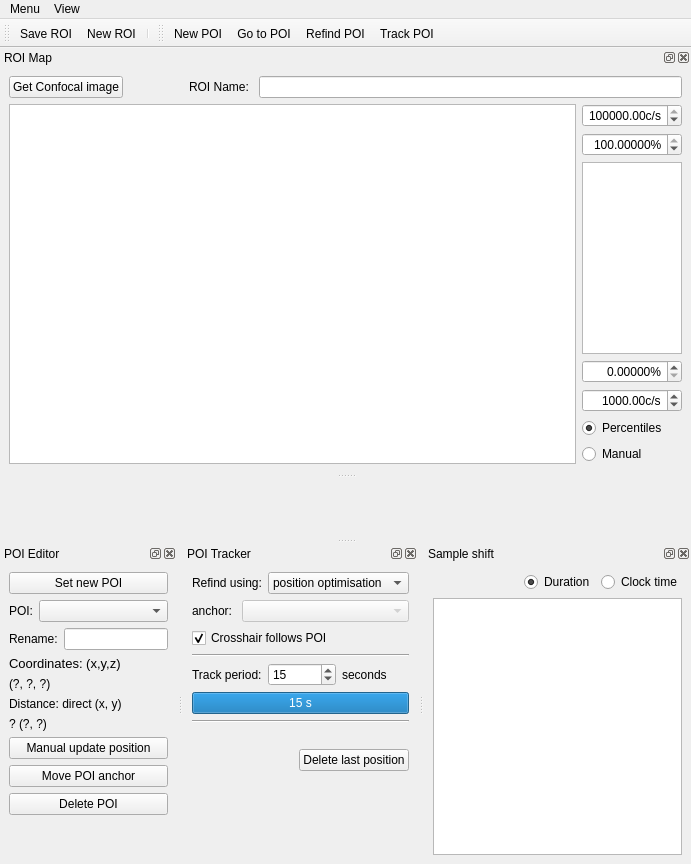
Old version of the form gui/poimanager/ui_poimangui.ui in the repository Ulm-IQO/qudi.
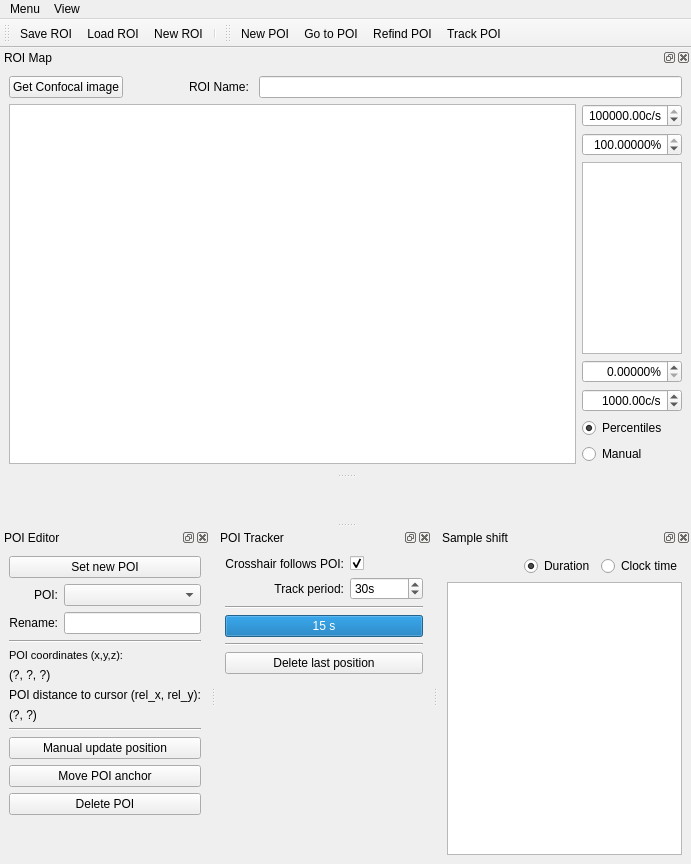
New version of the form. Icons and pictures are not drawn. Custom widgets are drawn as their Qt base class.

Commit message: Tweaked poimanager ui-file and re-enabled mouse cursor distance measurement. Avoided a bug in pyqtgraph with slightly out of place circular markers when resizing the circles.

The edit to the form file:
```diff
--- a/gui/poimanager/ui_poimangui.ui
+++ b/gui/poimanager/ui_poimangui.ui
@@ -79,6 +79,7 @@
     <bool>false</bool>
    </attribute>
    <addaction name="save_roi_Action"/>
+   <addaction name="load_roi_Action"/>
    <addaction name="new_roi_Action"/>
    <addaction name="separator"/>
   </widget>
@@ -92,25 +93,48 @@
    <widget class="QWidget" name="dockWidgetContents_3">
     <layout class="QVBoxLayout" name="verticalLayout_6">
      <item>
-      <widget class="QPushButton" name="set_poi_PushButton">
+      <layout class="QGridLayout" name="gridLayout_2">
+       <item row="6" column="0" colspan="2">
+        <widget class="QLabel" name="label_2">
+         <property name="text">
+          <string>POI distance to cursor (rel_x, rel_y):</string>
+         </property>
+        </widget>
+       </item>
+       <item row="7" column="0" colspan="2">
+        <widget class="QLabel" name="poi_distance_label">
        <property name="toolTip">
         <string>Set current cursor position as a new trackpoint in the ROI map</string>
        </property>
        <property name="text">
-        <string>Set new POI</string>
+          <string>(?, ?)</string>
+         </property>
+         <property name="textInteractionFlags">
+          <set>Qt::LinksAccessibleByMouse|Qt::TextSelectableByKeyboard|Qt::TextSelectableByMouse</set>
        </property>
       </widget>
      </item>
-     <item>
-      <layout class="QHBoxLayout" name="horizontalLayout_13">
-       <item>
+       <item row="1" column="0">
         <widget class="QLabel" name="label">
          <property name="text">
           <string>POI:</string>
          </property>
+         <property name="alignment">
+          <set>Qt::AlignRight|Qt::AlignTrailing|Qt::AlignVCenter</set>
+         </property>
         </widget>
        </item>
-       <item>
+       <item row="2" column="1">
+        <widget class="QLineEdit" name="poi_name_LineEdit">
+         <property name="sizePolicy">
+          <sizepolicy hsizetype="Expanding" vsizetype="Fixed">
+           <horstretch>0</horstretch>
+           <verstretch>0</verstretch>
+          </sizepolicy>
+         </property>
+        </widget>
+       </item>
+       <item row="1" column="1">
         <widget class="QComboBox" name="active_poi_ComboBox">
          <property name="sizePolicy">
           <sizepolicy hsizetype="Expanding" vsizetype="Fixed">
@@ -126,42 +150,29 @@
          </property>
         </widget>
        </item>
-      </layout>
-     </item>
-     <item>
-      <layout class="QHBoxLayout" name="horizontalLayout_14">
-       <item>
+       <item row="2" column="0">
         <widget class="QLabel" name="label_3">
          <property name="text">
           <string>Rename:</string>
          </property>
-        </widget>
-       </item>
-       <item>
-        <widget class="QLineEdit" name="poi_name_LineEdit">
-         <property name="sizePolicy">
-          <sizepolicy hsizetype="Expanding" vsizetype="Fixed">
-           <horstretch>0</horstretch>
-           <verstretch>0</verstretch>
-          </sizepolicy>
+         <property name="alignment">
+          <set>Qt::AlignRight|Qt::AlignTrailing|Qt::AlignVCenter</set>
          </property>
         </widget>
        </item>
-      </layout>
-     </item>
-     <item>
+       <item row="4" column="0" colspan="2">
       <widget class="QLabel" name="label_9">
        <property name="font">
         <font>
-         <pointsize>10</pointsize>
+           <pointsize>8</pointsize>
         </font>
        </property>
        <property name="text">
-        <string>Coordinates: (x,y,z)</string>
+          <string>POI coordinates (x,y,z):</string>
        </property>
       </widget>
      </item>
-     <item>
+       <item row="5" column="0" colspan="2">
       <widget class="QLabel" name="poi_coords_label">
        <property name="toolTip">
         <string>This text is selectable.  Copy and paste into labnotes.</string>
@@ -174,21 +185,21 @@
        </property>
       </widget>
      </item>
-     <item>
-      <widget class="QLabel" name="label_2">
-       <property name="text">
-        <string>Distance: direct (x, y)</string>
+       <item row="3" column="0" colspan="2">
+        <widget class="Line" name="line_3">
+         <property name="orientation">
+          <enum>Qt::Horizontal</enum>
        </property>
       </widget>
      </item>
-     <item>
-      <widget class="QLabel" name="poi_distance_label">
-       <property name="text">
-        <string>? (?, ?)</string>
+       <item row="8" column="0" colspan="2">
+        <widget class="Line" name="line_4">
+         <property name="orientation">
+          <enum>Qt::Horizontal</enum>
        </property>
       </widget>
      </item>
-     <item>
+       <item row="9" column="0" colspan="2">
       <widget class="QPushButton" name="manual_update_poi_PushButton">
        <property name="toolTip">
         <string>Manually specify a new position for a known trackpoint, and update the sample shift accordingly. For example, after manually shifting the sample to re-centre the ROI in the scan range.</string>
@@ -198,7 +209,14 @@
        </property>
       </widget>
      </item>
-     <item>
+       <item row="11" column="0" colspan="2">
+        <widget class="QPushButton" name="delete_poi_PushButton">
+         <property name="text">
+          <string>Delete POI</string>
+         </property>
+        </widget>
+       </item>
+       <item row="10" column="0" colspan="2">
       <widget class="QPushButton" name="move_poi_PushButton">
        <property name="toolTip">
         <string>Set a new position for a named POI, without updating the sample shift (so no movement of any other POIs).  For example, if a POI has been accidentally placed incorrectly.</string>
@@ -208,14 +226,17 @@
        </property>
       </widget>
      </item>
-     <item>
-      <widget class="QPushButton" name="delete_poi_PushButton">
+       <item row="0" column="0" colspan="2">
+        <widget class="QPushButton" name="set_poi_PushButton">
+         <property name="toolTip">
+          <string>Set current cursor position as a new trackpoint in the ROI map</string>
+         </property>
        <property name="text">
-        <string>Delete POI</string>
+          <string>Set new POI</string>
        </property>
       </widget>
      </item>
-     <item>
+       <item row="12" column="0" colspan="2">
       <spacer name="verticalSpacer_2">
        <property name="orientation">
         <enum>Qt::Vertical</enum>
@@ -229,6 +250,8 @@
       </spacer>
      </item>
     </layout>
+     </item>
+    </layout>
    </widget>
   </widget>
   <widget class="QDockWidget" name="poi_tracker_dockWidget">
@@ -244,192 +267,103 @@
    <widget class="QWidget" name="dockWidgetContents_7">
     <layout class="QVBoxLayout" name="verticalLayout_5">
      <item>
-      <layout class="QHBoxLayout" name="horizontalLayout_2">
-       <item>
-        <widget class="QLabel" name="label_4">
-         <property name="text">
-          <string>Refind using:</string>
+      <layout class="QGridLayout" name="gridLayout">
+       <item row="4" column="0" colspan="2">
+        <widget class="Line" name="line_2">
+         <property name="orientation">
+          <enum>Qt::Horizontal</enum>
          </property>
         </widget>
        </item>
-       <item>
-        <widget class="QComboBox" name="refind_method_ComboBox">
-         <property name="sizePolicy">
-          <sizepolicy hsizetype="Preferred" vsizetype="Fixed">
-           <horstretch>1</horstretch>
-           <verstretch>0</verstretch>
-          </sizepolicy>
+       <item row="3" column="0" colspan="2">
+        <widget class="QProgressBar" name="time_till_next_update_ProgressBar">
+         <property name="maximum">
+          <number>15</number>
          </property>
-         <item>
-          <property name="text">
-           <string>position optimisation</string>
-          </property>
-         </item>
-         <item>
-          <property name="text">
-           <string>offset anchor</string>
-          </property>
-         </item>
+         <property name="value">
+          <number>15</number>
+         </property>
+         <property name="format">
+          <string>%v s</string>
+         </property>
         </widget>
        </item>
-      </layout>
-     </item>
-     <item>
-      <layout class="QHBoxLayout" name="horizontalLayout_5">
-       <item>
-        <widget class="QLabel" name="label_7">
-         <property name="text">
-          <string>anchor: </string>
-         </property>
-        </widget>
-       </item>
-       <item>
-        <widget class="QComboBox" name="offset_anchor_ComboBox">
-         <property name="enabled">
-          <bool>false</bool>
-         </property>
-         <property name="sizePolicy">
-          <sizepolicy hsizetype="Preferred" vsizetype="Fixed">
-           <horstretch>1</horstretch>
-           <verstretch>0</verstretch>
-          </sizepolicy>
-         </property>
-        </widget>
-       </item>
-      </layout>
-     </item>
-     <item>
-      <layout class="QHBoxLayout" name="horizontalLayout_3">
-       <item>
-        <widget class="QCheckBox" name="goto_poi_after_update_checkBox">
-         <property name="toolTip">
-          <string>Move crosshair to updated POI position afterwards.</string>
-         </property>
-         <property name="text">
-          <string>Crosshair follows POI</string>
-         </property>
-         <property name="checked">
-          <bool>true</bool>
-         </property>
-        </widget>
-       </item>
-       <item>
-        <spacer name="horizontalSpacer">
-         <property name="orientation">
-          <enum>Qt::Horizontal</enum>
-         </property>
-         <property name="sizeHint" stdset="0">
-          <size>
-           <width>40</width>
-           <height>20</height>
-          </size>
-         </property>
-        </spacer>
-       </item>
-      </layout>
-     </item>
-     <item>
-      <widget class="Line" name="line">
-       <property name="orientation">
-        <enum>Qt::Horizontal</enum>
-       </property>
-      </widget>
-     </item>
-     <item>
-      <layout class="QHBoxLayout" name="horizontalLayout_11">
-       <item>
+       <item row="1" column="0">
         <widget class="QLabel" name="label_5">
+         <property name="layoutDirection">
+          <enum>Qt::LeftToRight</enum>
+         </property>
          <property name="text">
           <string>Track period:</string>
          </property>
+         <property name="alignment">
+          <set>Qt::AlignRight|Qt::AlignTrailing|Qt::AlignVCenter</set>
+         </property>
         </widget>
        </item>
-       <item>
+       <item row="1" column="1">
         <widget class="QSpinBox" name="track_period_SpinBox">
+         <property name="suffix">
+          <string>s</string>
+         </property>
          <property name="minimum">
           <number>5</number>
          </property>
          <property name="maximum">
-          <number>999</number>
+          <number>999999999</number>
          </property>
          <property name="singleStep">
           <number>5</number>
          </property>
          <property name="value">
-          <number>15</number>
+          <number>30</number>
          </property>
-        </widget>
-       </item>
-       <item>
-        <widget class="QLabel" name="label_6">
-         <property name="text">
-          <string>seconds</string>
+         <property name="displayIntegerBase">
+          <number>10</number>
          </property>
         </widget>
        </item>
-      </layout>
-     </item>
-     <item>
-      <widget class="QProgressBar" name="time_till_next_update_ProgressBar">
-       <property name="maximum">
-        <number>15</number>
-       </property>
-       <property name="value">
-        <number>15</number>
-       </property>
-       <property name="format">
-        <string>%v s</string>
-       </property>
-      </widget>
-     </item>
-     <item>
-      <widget class="Line" name="line_2">
+       <item row="2" column="0" colspan="2">
+        <widget class="Line" name="line">
        <property name="orientation">
         <enum>Qt::Horizontal</enum>
        </property>
       </widget>
      </item>
-     <item>
-      <spacer name="verticalSpacer_3">
-       <property name="orientation">
-        <enum>Qt::Vertical</enum>
-       </property>
-       <property name="sizeType">
-        <enum>QSizePolicy::Fixed</enum>
-       </property>
-       <property name="sizeHint" stdset="0">
-        <size>
-         <width>20</width>
-         <height>20</height>
-        </size>
-       </property>
-      </spacer>
-     </item>
-     <item>
-      <layout class="QHBoxLayout" name="horizontalLayout_8">
-       <item>
-        <spacer name="horizontalSpacer_3">
-         <property name="orientation">
-          <enum>Qt::Horizontal</enum>
-         </property>
-         <property name="sizeHint" stdset="0">
-          <size>
-           <width>40</width>
-           <height>20</height>
-          </size>
-         </property>
-        </spacer>
-       </item>
-       <item>
+       <item row="5" column="0" colspan="2">
         <widget class="QPushButton" name="delete_last_pos_Button">
          <property name="text">
           <string>Delete last position</string>
          </property>
         </widget>
        </item>
-      </layout>
-     </item>
-     <item>
+       <item row="0" column="1">
+        <widget class="QCheckBox" name="goto_poi_after_update_checkBox">
+         <property name="toolTip">
+          <string>Move crosshair to updated POI position afterwards.</string>
+         </property>
+         <property name="layoutDirection">
+          <enum>Qt::LeftToRight</enum>
+         </property>
+         <property name="text">
+          <string/>
+         </property>
+         <property name="checked">
+          <bool>true</bool>
+         </property>
+        </widget>
+       </item>
+       <item row="0" column="0">
+        <widget class="QLabel" name="label_4">
+         <property name="text">
+          <string>Crosshair follows POI:</string>
+         </property>
+         <property name="alignment">
+          <set>Qt::AlignRight|Qt::AlignTrailing|Qt::AlignVCenter</set>
+         </property>
+        </widget>
+       </item>
+       <item row="6" column="0" colspan="2">
       <spacer name="verticalSpacer">
        <property name="orientation">
         <enum>Qt::Vertical</enum>
@@ -443,6 +377,8 @@
       </spacer>
      </item>
     </layout>
+     </item>
+    </layout>
    </widget>
   </widget>
   <widget class="QDockWidget" name="roi_map_dockWidget">
```
Left out of the diff: 88 changed lines with no effect on the pictures. Lines whose indentation alone changed are shown as unchanged. The commit also changes 2 other files.
